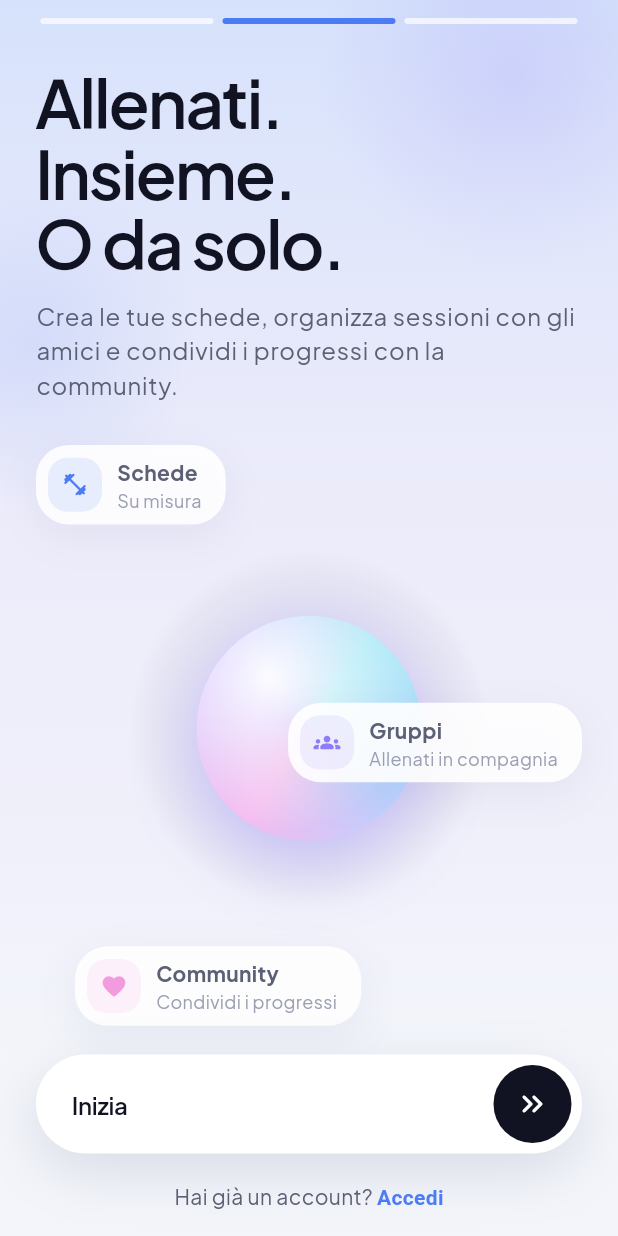
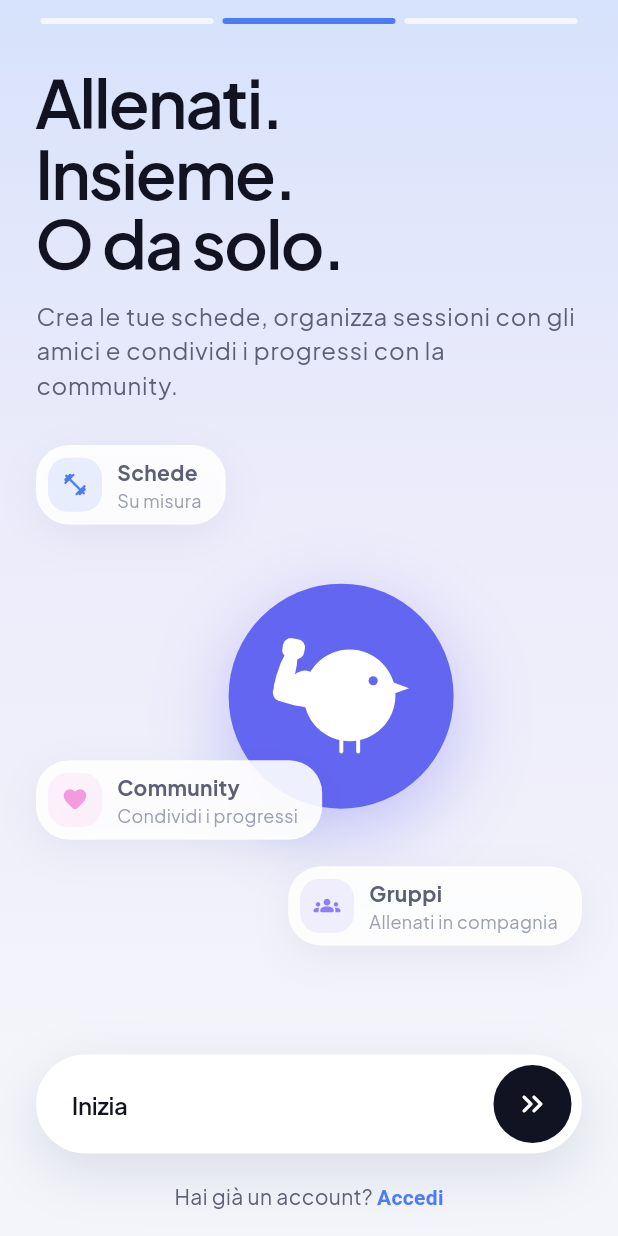
Before and after one commit to mousty00/gymbro-app, a Flutter app: the screen it shows after launch, on a phone screen of 412 x 824 dp. Run offline on Flutter 3.47's test engine with Material 3 defaults, Android fonts, the phone set to English and light mode, and no system bars; our stand-ins replace dio, flutter_map, flutter_riverpod, flutter_secure_storage, geolocator, go_router and 4 more; accounts and stored records are empty.

Commit message:
Via la sfera iridescente e le macchie: logo dell'app al loro posto
- BrandMark: uccellino su cerchio del colore del brand (animato nella
  schermata iniziale: bicipite e occhiolino), usato in welcome ed EmptyState.
- Tolti GlassOrb, le macchie di SkyBackground e il cerchio delle card condivise.

Co-Authored-By: Claude Opus 5.5 (1M context) <noreply@anthropic.com>
Claude-Session: https://claude.ai/code/session_01EFt4tZuLwLHkEJE9ycEWp4

```diff
--- a/lib/core/widgets/backgrounds.dart
+++ b/lib/core/widgets/backgrounds.dart
@@ -3,8 +3,10 @@ import 'dart:math' as math;
 import 'package:flutter/material.dart';
 
 import '../theme/app_theme.dart';
+import 'rep_bird.dart';
 
-/// Sfondo "cielo" azzurro → lilla che sfuma nel grigio chiaro, con macchie morbide.
+/// Sfondo "cielo" azzurro → lilla che sfuma nel grigio chiaro (tema chiaro);
+/// a tinta unita nel tema scuro.
 class SkyBackground extends StatelessWidget {
   const SkyBackground({super.key, required this.child, this.height = 420, this.tint});
 
@@ -15,7 +17,7 @@ class SkyBackground extends StatelessWidget {
 
   @override
   Widget build(BuildContext context) {
-    // Nel tema scuro niente gradiente né macchie: sfondo a tinta unita.
+    // Nel tema scuro niente gradiente: sfondo a tinta unita.
     if (AppColors.isDark) return ColoredBox(color: AppColors.bg, child: child);
     return Stack(
       children: [
@@ -36,105 +38,68 @@ class SkyBackground extends StatelessWidget {
             ),
           ),
         ),
-        Positioned(
-          top: -80,
-          right: -60,
-          child: _Blob(color: AppColors.lilac.withValues(alpha: 0.18), size: 260),
-        ),
-        Positioned(
-          top: 120,
-          left: -90,
-          child: _Blob(color: AppColors.blue.withValues(alpha: 0.12), size: 220),
-        ),
         Positioned.fill(child: child),
       ],
     );
   }
 }
 
-class _Blob extends StatelessWidget {
-  const _Blob({required this.color, required this.size});
+/// Il logo dell'app: l'uccellino bianco su un cerchio del colore del brand.
+/// Con [animate] fa vedere il bicipite e sbatte l'occhio ogni tanto.
+class BrandMark extends StatefulWidget {
+  const BrandMark({super.key, this.size = 120, this.animate = false});
 
-  final Color color;
   final double size;
+  final bool animate;
+
+  @override
+  State<BrandMark> createState() => _BrandMarkState();
+}
+
+class _BrandMarkState extends State<BrandMark> with SingleTickerProviderStateMixin {
+  late final _c = AnimationController(vsync: this, duration: const Duration(milliseconds: 3200));
+
+  @override
+  void didChangeDependencies() {
+    super.didChangeDependencies();
+    final still = MediaQuery.maybeDisableAnimationsOf(context) ?? false;
+    if (widget.animate && !still) {
+      if (!_c.isAnimating) _c.repeat();
+    } else {
+      _c.stop();
+    }
+  }
+
+  @override
+  void dispose() {
+    _c.dispose();
+    super.dispose();
+  }
 
   @override
   Widget build(BuildContext context) {
-    return IgnorePointer(
-      child: Container(
-        width: size,
-        height: size,
-        decoration: BoxDecoration(
-          shape: BoxShape.circle,
-          gradient: RadialGradient(colors: [color, color.withValues(alpha: 0)]),
-        ),
+    final mark = AnimatedBuilder(
+      animation: _c,
+      builder: (context, _) {
+        final v = _c.value;
+        // due flessioni all'inizio del giro, un occhiolino a metà
+        final flex = v < 0.3 ? math.sin(v / 0.3 * math.pi * 2).abs() : 0.0;
+        final blink = v > 0.55 && v < 0.6 ? math.sin((v - 0.55) / 0.05 * math.pi) : 0.0;
+        return RepBird(size: widget.size * 0.62, eyeColor: AppColors.brand, flex: flex, blink: blink);
+      },
+    );
+    return Container(
+      width: widget.size,
+      height: widget.size,
+      alignment: Alignment.center,
+      decoration: BoxDecoration(
+        color: AppColors.brand,
+        shape: BoxShape.circle,
+        boxShadow: [
+          BoxShadow(color: AppColors.brand.withValues(alpha: 0.35), blurRadius: widget.size * 0.3, offset: Offset(0, widget.size * 0.1)),
+        ],
       ),
+      child: mark,
     );
   }
 }
-
-/// Sfera iridescente (rosa / azzurro / lilla), elemento decorativo del brand.
-class GlassOrb extends StatelessWidget {
-  const GlassOrb({super.key, this.size = 120});
-
-  final double size;
-
-  @override
-  Widget build(BuildContext context) {
-    return SizedBox(
-      width: size * 1.6,
-      height: size * 1.6,
-      child: Stack(
-        alignment: Alignment.center,
-        children: [
-          // alone
-          Container(
-            width: size * 1.6,
-            height: size * 1.6,
-            decoration: BoxDecoration(
-              shape: BoxShape.circle,
-              gradient: RadialGradient(colors: [
-                AppColors.pink.withValues(alpha: 0.35),
-                AppColors.lilac.withValues(alpha: 0.12),
-                Colors.transparent,
-              ]),
-            ),
-          ),
-          Container(
-            width: size,
-            height: size,
-            decoration: BoxDecoration(
-              shape: BoxShape.circle,
-              gradient: const SweepGradient(
-                colors: [
-                  Color(0xFFB9D3FF),
-                  Color(0xFFF5B8EE),
-                  Color(0xFFC9B6FF),
-                  Color(0xFF9FE7F5),
-                  Color(0xFFB9D3FF),
-                ],
-                transform: GradientRotation(math.pi / 5),
-              ),
-              boxShadow: [
-                BoxShadow(color: AppColors.lilac.withValues(alpha: 0.35), blurRadius: 40, offset: const Offset(0, 16)),
-              ],
-            ),
-          ),
-          // riflesso
-          Container(
-            width: size,
-            height: size,
-            decoration: BoxDecoration(
-              shape: BoxShape.circle,
-              gradient: RadialGradient(
-                center: const Alignment(-0.35, -0.45),
-                radius: 0.7,
-                colors: [Colors.white.withValues(alpha: 0.95), Colors.white.withValues(alpha: 0)],
-              ),
-            ),
-          ),
-        ],
-      ),
-    );
-  }
-}
--- a/lib/core/widgets/ui.dart
+++ b/lib/core/widgets/ui.dart
@@ -351,7 +351,7 @@ class Tag extends StatelessWidget {
   }
 }
 
-/// Stato vuoto con sfera iridescente.
+/// Stato vuoto col logo dell'app.
 class EmptyState extends StatelessWidget {
   const EmptyState({super.key, required this.title, this.message, this.action, this.onAction});
 
@@ -368,8 +368,8 @@ class EmptyState extends StatelessWidget {
       child: Column(
         mainAxisSize: MainAxisSize.min,
         children: [
-          const GlassOrb(size: 64),
-          const SizedBox(height: 4),
+          const BrandMark(size: 72),
+          const SizedBox(height: 16),
           Text(title, style: t.titleLarge, textAlign: TextAlign.center),
           if (message != null) ...[
             const SizedBox(height: 8),
--- a/lib/features/onboarding/welcome_screen.dart
+++ b/lib/features/onboarding/welcome_screen.dart
@@ -83,17 +83,17 @@ class _Hero extends StatelessWidget {
   Widget build(BuildContext context) {
     return LayoutBuilder(
       builder: (context, c) {
-        final orb = (c.maxHeight * 0.42).clamp(80.0, 150.0);
+        final logo = (c.maxHeight * 0.42).clamp(80.0, 150.0);
         return Stack(
           alignment: Alignment.center,
           children: [
-            GlassOrb(size: orb),
+            Align(alignment: const Alignment(0.2, -0.15), child: BrandMark(size: logo, animate: true)),
             const Align(
               alignment: Alignment(-1, -0.85),
               child: _FloatingChip(icon: Icons.fitness_center_rounded, title: 'Schede', subtitle: 'Su misura'),
             ),
             const Align(
-              alignment: Alignment(1, 0.05),
+              alignment: Alignment(1, 0.62),
               child: _FloatingChip(
                 icon: Icons.groups_rounded,
                 title: 'Gruppi',
@@ -102,7 +102,7 @@ class _Hero extends StatelessWidget {
               ),
             ),
             const Align(
-              alignment: Alignment(-0.7, 0.9),
+              alignment: Alignment(-1, 0.25),
               child: _FloatingChip(
                 icon: Icons.favorite_rounded,
                 title: 'Community',
--- a/lib/features/share/share_cards.dart
+++ b/lib/features/share/share_cards.dart
@@ -387,15 +387,6 @@ class _CardFrame extends StatelessWidget {
         ),
         child: Stack(
           children: [
-            Positioned(
-              top: -60,
-              right: -50,
-              child: Container(
-                width: 200,
-                height: 200,
-                decoration: BoxDecoration(shape: BoxShape.circle, color: LightColors.lilac.withValues(alpha: 0.18)),
-              ),
-            ),
             Padding(
               padding: const EdgeInsets.fromLTRB(22, 20, 22, 16),
               child: Column(
```
